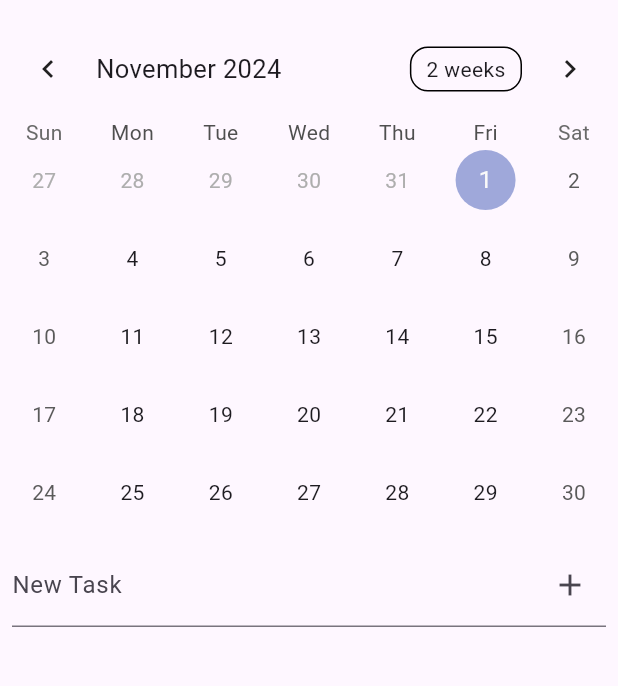
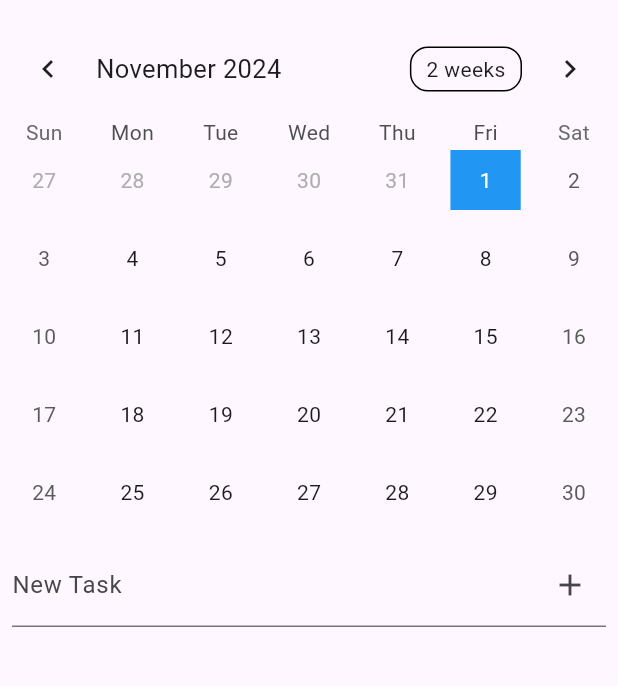
Before and after one commit to stg7x/Habit-Tracker, a Flutter app: the screen it shows after launch, on a phone screen of 412 x 824 dp, the part 63-749 px from its top. Run offline on Flutter 3.47's test engine with Material 3 defaults, Android fonts, the phone set to English and light mode, and no system bars; drawn by our look-alikes of table_calendar.

Commit message:
Date feature added: Users can write tasks by clicking on a date in the calendar, and selected dates are highlighted with a blue box.

```diff
--- a/lib/main.dart
+++ b/lib/main.dart
@@ -6,8 +6,9 @@ import 'package:table_calendar/table_calendar.dart';
 class Task {
   String name;
   bool isDone;
+  DateTime date; // Yeni tarih özelliği eklendi
 
-  Task({required this.name, this.isDone = false});
+  Task({required this.name, this.isDone = false, required this.date});
 }
 
 // Task Provider
@@ -16,8 +17,8 @@ class TaskProvider with ChangeNotifier {
 
   List<Task> get tasks => _tasks;
 
-  void addTask(String taskName) {
-    _tasks.add(Task(name: taskName));
+  void addTask(String taskName, DateTime date) {
+    _tasks.add(Task(name: taskName, date: date)); // Task'e tarih bilgisi ile ekleme yapıldı
     notifyListeners();
   }
 
@@ -29,6 +30,18 @@ class TaskProvider with ChangeNotifier {
   void removeTask(int index) {
     _tasks.removeAt(index);
     notifyListeners();
+  }
+
+  // Seçilen tarihe göre görevleri döndüren fonksiyon
+  List<Task> getTasksForDate(DateTime date) {
+    return _tasks.where((task) => task.date.isSameDate(date)).toList();
+  }
+}
+
+// Tarih kontrolü için yardımcı fonksiyon
+extension DateTimeComparison on DateTime {
+  bool isSameDate(DateTime other) {
+    return this.year == other.year && this.month == other.month && this.day == other.day;
   }
 }
 
@@ -52,8 +65,16 @@ class MyApp extends StatelessWidget {
   }
 }
 
-class TodoListScreen extends StatelessWidget {
+// To-Do List ekranı artık StatefulWidget olarak tanımlandı
+class TodoListScreen extends StatefulWidget {
+  @override
+  _TodoListScreenState createState() => _TodoListScreenState();
+}
+
+// TodoListScreen'in State'i
+class _TodoListScreenState extends State<TodoListScreen> {
   final TextEditingController _controller = TextEditingController();
+  DateTime _selectedDate = DateTime.now(); // Seçilen tarihi tutmak için bir değişken
 
   @override
   Widget build(BuildContext context) {
@@ -63,7 +84,13 @@ class TodoListScreen extends StatelessWidget {
       appBar: AppBar(title: Text('To-Do List')),
       body: Column(
         children: [
-          CalendarWidget(),
+          CalendarWidget(
+            onDaySelected: (selectedDay, focusedDay) { // Takvimden tarih seçme
+              setState(() {
+                _selectedDate = selectedDay; // Seçilen tarih güncelleniyor
+              });
+            },
+          ),
           Padding(
             padding: const EdgeInsets.all(8.0),
             child: TextField(
@@ -74,7 +101,7 @@ class TodoListScreen extends StatelessWidget {
                   icon: Icon(Icons.add),
                   onPressed: () {
                     if (_controller.text.isNotEmpty) {
-                      taskProvider.addTask(_controller.text);
+                      taskProvider.addTask(_controller.text, _selectedDate); // Seçilen tarih ile görev ekleme
                       _controller.clear();
                     }
                   },
@@ -84,19 +111,18 @@ class TodoListScreen extends StatelessWidget {
           ),
           Expanded(
             child: ListView.builder(
-              itemCount: taskProvider.tasks.length,
+              itemCount: taskProvider.getTasksForDate(_selectedDate).length, // Seçilen tarihe göre görev listeleme
               itemBuilder: (context, index) {
+                final task = taskProvider.getTasksForDate(_selectedDate)[index]; // Seçilen tarihe göre görevleri al
                 return ListTile(
                   title: Text(
-                    taskProvider.tasks[index].name,
+                    task.name,
                     style: TextStyle(
-                      decoration: taskProvider.tasks[index].isDone
-                          ? TextDecoration.lineThrough
-                          : null,
+                      decoration: task.isDone ? TextDecoration.lineThrough : null,
                     ),
                   ),
                   leading: Checkbox(
-                    value: taskProvider.tasks[index].isDone,
+                    value: task.isDone,
                     onChanged: (value) {
                       taskProvider.toggleTaskStatus(index);
                     },
@@ -118,16 +144,40 @@ class TodoListScreen extends StatelessWidget {
 }
 
 // Takvim bileşeni
-class CalendarWidget extends StatelessWidget { // <--- **StatelessWidget olarak tanımladık**
+
+class CalendarWidget extends StatelessWidget {
+  final Function(DateTime, DateTime) onDaySelected; // onDaySelected parametresi
+
+  CalendarWidget({required this.onDaySelected});
+
   @override
   Widget build(BuildContext context) {
-    return TableCalendar( // <--- Takvim bileşenini buraya ekliyoruz
-      firstDay: DateTime.utc(2020, 1, 1),
-      lastDay: DateTime.utc(2025, 12, 31),
+    // _TodoListScreenState'e erişim
+    final _TodoListScreenState state = context.findAncestorStateOfType<_TodoListScreenState>()!;
+
+    return TableCalendar(
       focusedDay: DateTime.now(),
+      firstDay: DateTime(2000),
+      lastDay: DateTime(2100),
       onDaySelected: (selectedDay, focusedDay) {
-        // <--- Gün seçme işlemini burada işleyebilirsiniz
-        print('Seçilen Gün: $selectedDay'); // Örnek: Seçilen günü yazdır
+        print('Seçilen Gün: $selectedDay'); // Seçilen gün konsola yazdırılır
+        onDaySelected(selectedDay, focusedDay);
+      },
+      calendarStyle: CalendarStyle(
+        selectedDecoration: BoxDecoration(
+          color: Colors.blue, // Seçilen gün için arka plan rengi
+          shape: BoxShape.rectangle, // Şekil
+        ),
+        selectedTextStyle: TextStyle(
+          color: Colors.white, // Seçilen gün üzerindeki metin rengi
+        ),
+        defaultDecoration: BoxDecoration(
+          shape: BoxShape.rectangle,
+        ),
+      ),
+      // Seçilen günü kontrol etmek için
+      selectedDayPredicate: (day) {
+        return day.isSameDate(state._selectedDate); // _selectedDate ile karşılaştırma
       },
     );
   }
```
